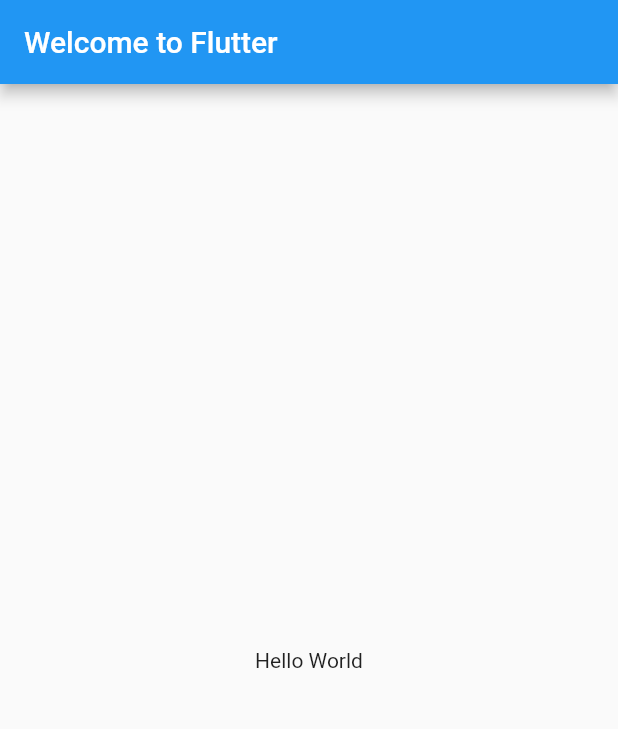
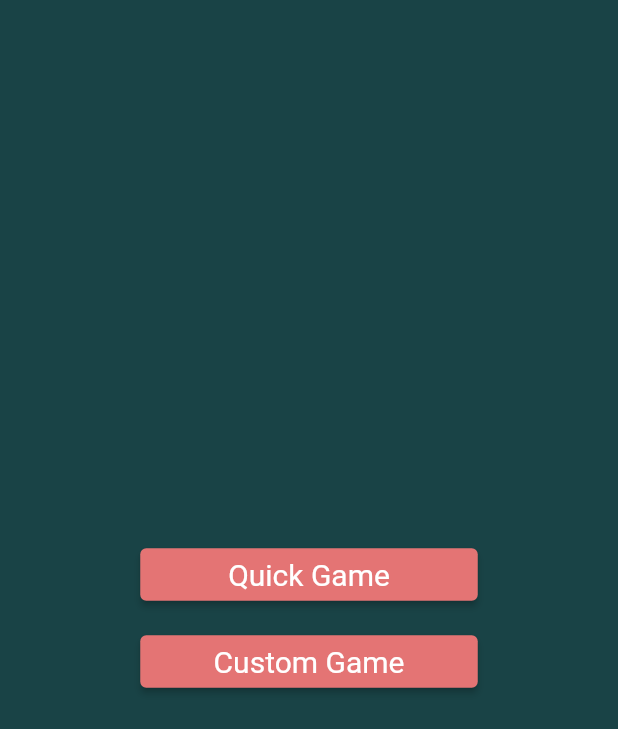
Before and after one commit to lindreas/flibers, a Flutter app: the screen it shows after launch, on a phone screen of 412 x 824 dp. Shown: the top 729 px of the screen. Run offline on Flutter 3.47's test engine with Material 2 defaults, Android fonts, the light colour scheme and no system bars; our stand-ins replace sqflite; accounts and stored records are empty; Roboto replaces fonts that are missing (Droid Sans).

Commit message:
created transitions to quickgame and customgame pages

```diff
--- a/lib/main.dart
+++ b/lib/main.dart
@@ -1,34 +1,136 @@
 import 'package:flutter/material.dart';
-import 'dart:async';
-import 'package:path/path.dart';
-import 'package:flutter/widgets.dart';
-import 'package:sqflite/sqflite.dart';
 import 'db.dart';
 
 void main() {
-  runApp(const MyApp());
+  runApp(FlibersApp(new Logic()));
 }
 
-class MyApp extends StatelessWidget {
-  const MyApp();
+class Logic {
+  //Change name of logic to maybe database value choices?
+  void quickGame() {
+    print("täällä 1");
+  }
+
+  void customGame() {
+    print("täällä 2");
+  }
+}
+
+class FlibersApp extends StatelessWidget {
+  final Logic logic;
+
+  FlibersApp(this.logic);
 
   @override
   Widget build(BuildContext context) {
     return MaterialApp(
-      title: 'Welcome to Flutter',
-      home: Scaffold(
-        appBar: AppBar(
-          title: const Text('Welcome to Flutter'),
-        ),
-        body: const Center(
-          child: Text('Hello World'),
+      debugShowCheckedModeBanner: false,
+      home: new HomePage(logic),
+    );
+  }
+}
+
+class HomePage extends StatelessWidget {
+  final Logic logic;
+
+  HomePage(this.logic);
+
+  @override
+  Widget build(BuildContext context) {
+    final ButtonStyle style = ElevatedButton.styleFrom(
+        textStyle: const TextStyle(fontSize: 20, fontFamily: "Droid Sans"),
+        primary: const Color(0xffE47474),
+        minimumSize: const Size(225, 35));
+    return Scaffold(
+      backgroundColor: const Color(0xff194346),
+      body: Center(
+          child: Column(
+        mainAxisSize: MainAxisSize.min,
+        children: <Widget>[
+          ElevatedButton(
+            style: style,
+            onPressed: () {
+              Navigator.push(
+                context,
+                MaterialPageRoute(builder: (context) => QuickGame(logic)),
+              );
+            },
+            child: const Text('Quick Game'),
+          ),
+          const SizedBox(
+            height: 10,
+          ),
+          ElevatedButton(
+            style: style,
+            onPressed: () {
+              Navigator.push(
+                context,
+                MaterialPageRoute(builder: (context) => CustomGame(logic)),
+              );
+            },
+            child: const Text('Custom Game'),
+          ),
+        ],
+      )),
+    );
+  }
+
+  void _navigateAndDisplaySelection(BuildContext context) async {
+    final result = await Navigator.push(
+      context,
+      MaterialPageRoute(builder: (context) => FlibersApp(logic)),
+    );
+
+    ScaffoldMessenger.of(context)
+      ..removeCurrentSnackBar()
+      ..showSnackBar(SnackBar(content: Text('$result')));
+  }
+}
+
+class QuickGame extends StatelessWidget {
+  final Logic logic;
+
+  QuickGame(this.logic);
+
+  @override
+  Widget build(BuildContext context) {
+    return Scaffold(
+      appBar: AppBar(
+        //separate button for back function?
+        backgroundColor: const Color(0xff194346),
+      ),
+      backgroundColor: const Color(0xff194346),
+      body: const Center(
+        child: SizedBox(
+          width: 100.0,
+          height: 100.0,
+          child: Card(child: Text("Please select difficulty level")),
         ),
       ),
     );
   }
 }
 
-/*
-class MyHomePage extends StatelessWidget {
-  const MyHomePage()
-}*/
+class CustomGame extends StatelessWidget {
+  final Logic logic;
+
+  CustomGame(this.logic);
+
+  @override
+  Widget build(BuildContext context) {
+    return Scaffold(
+      appBar: AppBar(
+        //separate button for back function?
+        backgroundColor: const Color(0xff194346),
+      ),
+      backgroundColor: const Color(0xff194346),
+      body: const Center(
+        child: SizedBox(
+          width: 100.0,
+          height: 100.0,
+          child: Card(child: Text("Please select difficulty level")),
+        ),
+      ),
+    );
+  }
+}
```
